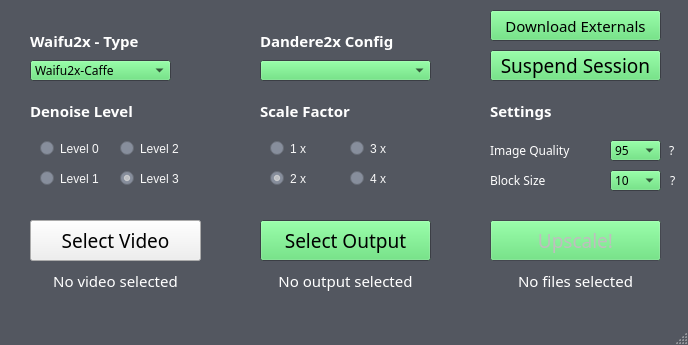
This is src/gui/Dandere2xGui.ui in akai-katto/dandere2x as Qt 5 draws it before an edit. The edited form follows.
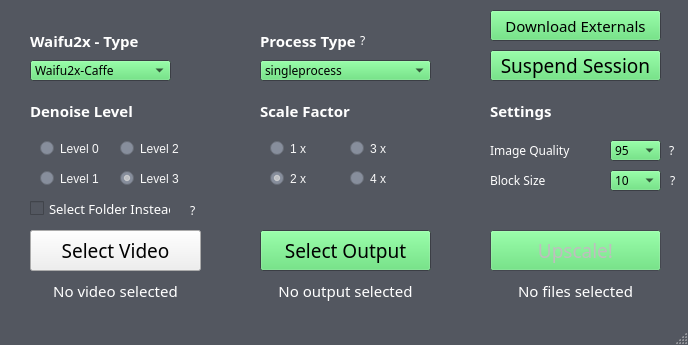
This is the edited form.

```diff
--- a/src/gui/Dandere2xGui.ui
+++ b/src/gui/Dandere2xGui.ui
@@ -49,6 +49,15 @@
                             </color>
                         </brush>
                     </colorrole>
+     <colorrole role="PlaceholderText">
+      <brush brushstyle="NoBrush">
+       <color alpha="128">
+        <red>255</red>
+        <green>255</green>
+        <blue>255</blue>
+       </color>
+      </brush>
+     </colorrole>
                 </active>
                 <inactive>
                     <colorrole role="Button">
@@ -87,6 +96,15 @@
                             </color>
                         </brush>
                     </colorrole>
+     <colorrole role="PlaceholderText">
+      <brush brushstyle="NoBrush">
+       <color alpha="128">
+        <red>255</red>
+        <green>255</green>
+        <blue>255</blue>
+       </color>
+      </brush>
+     </colorrole>
                 </inactive>
                 <disabled>
                     <colorrole role="Button">
@@ -125,6 +143,15 @@
                             </color>
                         </brush>
                     </colorrole>
+     <colorrole role="PlaceholderText">
+      <brush brushstyle="NoBrush">
+       <color alpha="128">
+        <red>255</red>
+        <green>255</green>
+        <blue>255</blue>
+       </color>
+      </brush>
+     </colorrole>
                 </disabled>
             </palette>
         </property>
@@ -142,7 +169,7 @@
                 <property name="geometry">
                     <rect>
                         <x>30</x>
-                        <y>220</y>
+      <y>230</y>
                         <width>171</width>
                         <height>41</height>
                     </rect>
@@ -203,7 +230,7 @@
                 <property name="geometry">
                     <rect>
                         <x>260</x>
-                        <y>220</y>
+      <y>230</y>
                         <width>171</width>
                         <height>41</height>
                     </rect>
@@ -262,7 +289,7 @@
                 <property name="geometry">
                     <rect>
                         <x>490</x>
-                        <y>220</y>
+      <y>230</y>
                         <width>171</width>
                         <height>41</height>
                     </rect>
@@ -318,7 +345,7 @@
                 <property name="geometry">
                     <rect>
                         <x>30</x>
-                        <y>270</y>
+      <y>280</y>
                         <width>171</width>
                         <height>21</height>
                     </rect>
@@ -353,6 +380,15 @@
                                     </color>
                                 </brush>
                             </colorrole>
+       <colorrole role="PlaceholderText">
+        <brush brushstyle="NoBrush">
+         <color alpha="128">
+          <red>255</red>
+          <green>255</green>
+          <blue>255</blue>
+         </color>
+        </brush>
+       </colorrole>
                         </active>
                         <inactive>
                             <colorrole role="WindowText">
@@ -382,6 +418,15 @@
                                     </color>
                                 </brush>
                             </colorrole>
+       <colorrole role="PlaceholderText">
+        <brush brushstyle="NoBrush">
+         <color alpha="128">
+          <red>255</red>
+          <green>255</green>
+          <blue>255</blue>
+         </color>
+        </brush>
+       </colorrole>
                         </inactive>
                         <disabled>
                             <colorrole role="WindowText">
@@ -411,6 +456,15 @@
                                     </color>
                                 </brush>
                             </colorrole>
+       <colorrole role="PlaceholderText">
+        <brush brushstyle="NoBrush">
+         <color alpha="128">
+          <red>255</red>
+          <green>255</green>
+          <blue>255</blue>
+         </color>
+        </brush>
+       </colorrole>
                         </disabled>
                     </palette>
                 </property>
@@ -433,7 +487,7 @@
                 <property name="geometry">
                     <rect>
                         <x>260</x>
-                        <y>270</y>
+      <y>280</y>
                         <width>171</width>
                         <height>21</height>
                     </rect>
@@ -468,6 +522,15 @@
                                     </color>
                                 </brush>
                             </colorrole>
+       <colorrole role="PlaceholderText">
+        <brush brushstyle="NoBrush">
+         <color alpha="128">
+          <red>255</red>
+          <green>255</green>
+          <blue>255</blue>
+         </color>
+        </brush>
+       </colorrole>
                         </active>
                         <inactive>
                             <colorrole role="WindowText">
@@ -497,6 +560,15 @@
                                     </color>
                                 </brush>
                             </colorrole>
+       <colorrole role="PlaceholderText">
+        <brush brushstyle="NoBrush">
+         <color alpha="128">
+          <red>255</red>
+          <green>255</green>
+          <blue>255</blue>
+         </color>
+        </brush>
+       </colorrole>
                         </inactive>
                         <disabled>
                             <colorrole role="WindowText">
@@ -526,6 +598,15 @@
                                     </color>
                                 </brush>
                             </colorrole>
+       <colorrole role="PlaceholderText">
+        <brush brushstyle="NoBrush">
+         <color alpha="128">
+          <red>255</red>
+          <green>255</green>
+          <blue>255</blue>
+         </color>
+        </brush>
+       </colorrole>
                         </disabled>
                     </palette>
                 </property>
@@ -2672,7 +2753,7 @@
                 <property name="geometry">
                     <rect>
                         <x>490</x>
-                        <y>260</y>
+      <y>270</y>
                         <width>171</width>
                         <height>41</height>
                     </rect>
@@ -2707,6 +2788,15 @@
                                     </color>
                                 </brush>
                             </colorrole>
+       <colorrole role="PlaceholderText">
+        <brush brushstyle="NoBrush">
+         <color alpha="128">
+          <red>255</red>
+          <green>255</green>
+          <blue>255</blue>
+         </color>
+        </brush>
+       </colorrole>
                         </active>
                         <inactive>
                             <colorrole role="WindowText">
@@ -2736,6 +2826,15 @@
                                     </color>
                                 </brush>
                             </colorrole>
+       <colorrole role="PlaceholderText">
+        <brush brushstyle="NoBrush">
+         <color alpha="128">
+          <red>255</red>
+          <green>255</green>
+          <blue>255</blue>
+         </color>
+        </brush>
+       </colorrole>
                         </inactive>
                         <disabled>
                             <colorrole role="WindowText">
@@ -2765,6 +2864,15 @@
                                     </color>
                                 </brush>
                             </colorrole>
+       <colorrole role="PlaceholderText">
+        <brush brushstyle="NoBrush">
+         <color alpha="128">
+          <red>255</red>
+          <green>255</green>
+          <blue>255</blue>
+         </color>
+        </brush>
+       </colorrole>
                         </disabled>
                     </palette>
                 </property>
@@ -2881,6 +2989,15 @@
                                     </color>
                                 </brush>
                             </colorrole>
+       <colorrole role="PlaceholderText">
+        <brush brushstyle="NoBrush">
+         <color alpha="128">
+          <red>255</red>
+          <green>255</green>
+          <blue>255</blue>
+         </color>
+        </brush>
+       </colorrole>
                         </active>
                         <inactive>
                             <colorrole role="WindowText">
@@ -2910,6 +3027,15 @@
                                     </color>
                                 </brush>
                             </colorrole>
+       <colorrole role="PlaceholderText">
+        <brush brushstyle="NoBrush">
+         <color alpha="128">
+          <red>255</red>
+          <green>255</green>
+          <blue>255</blue>
+         </color>
+        </brush>
+       </colorrole>
                         </inactive>
                         <disabled>
                             <colorrole role="WindowText">
@@ -2939,6 +3065,15 @@
                                     </color>
                                 </brush>
                             </colorrole>
+       <colorrole role="PlaceholderText">
+        <brush brushstyle="NoBrush">
+         <color alpha="128">
+          <red>255</red>
+          <green>255</green>
+          <blue>255</blue>
+         </color>
+        </brush>
+       </colorrole>
                         </disabled>
                     </palette>
                 </property>
@@ -2951,7 +3086,7 @@
                     </font>
                 </property>
                 <property name="text">
-                    <string>Dandere2x Config</string>
+     <string>Process Type</string>
                 </property>
             </widget>
             <widget class="QPushButton" name="download_externals_button">
@@ -3049,6 +3184,15 @@
                                     </color>
                                 </brush>
                             </colorrole>
+       <colorrole role="PlaceholderText">
+        <brush brushstyle="NoBrush">
+         <color alpha="128">
+          <red>0</red>
+          <green>0</green>
+          <blue>0</blue>
+         </color>
+        </brush>
+       </colorrole>
                         </active>
                         <inactive>
                             <colorrole role="Text">
@@ -3078,6 +3222,15 @@
                                     </color>
                                 </brush>
                             </colorrole>
+       <colorrole role="PlaceholderText">
+        <brush brushstyle="NoBrush">
+         <color alpha="128">
+          <red>0</red>
+          <green>0</green>
+          <blue>0</blue>
+         </color>
+        </brush>
+       </colorrole>
                         </inactive>
                         <disabled>
                             <colorrole role="Text">
@@ -3107,6 +3260,15 @@
                                     </color>
                                 </brush>
                             </colorrole>
+       <colorrole role="PlaceholderText">
+        <brush brushstyle="NoBrush">
+         <color alpha="128">
+          <red>0</red>
+          <green>0</green>
+          <blue>0</blue>
+         </color>
+        </brush>
+       </colorrole>
                         </disabled>
                     </palette>
                 </property>
@@ -3119,7 +3281,359 @@
                     </font>
                 </property>
                 <property name="currentText">
-                    <string/>
+     <string>singleprocess</string>
+    </property>
+    <item>
+     <property name="text">
+      <string>singleprocess</string>
+     </property>
+    </item>
+    <item>
+     <property name="text">
+      <string>multiprocess</string>
+     </property>
+    </item>
+   </widget>
+   <widget class="QLabel" name="quality_help_2">
+    <property name="geometry">
+     <rect>
+      <x>360</x>
+      <y>30</y>
+      <width>41</width>
+      <height>20</height>
+     </rect>
+    </property>
+    <property name="palette">
+     <palette>
+      <active>
+       <colorrole role="WindowText">
+        <brush brushstyle="SolidPattern">
+         <color alpha="255">
+          <red>255</red>
+          <green>255</green>
+          <blue>255</blue>
+         </color>
+        </brush>
+       </colorrole>
+       <colorrole role="Text">
+        <brush brushstyle="SolidPattern">
+         <color alpha="255">
+          <red>255</red>
+          <green>255</green>
+          <blue>255</blue>
+         </color>
+        </brush>
+       </colorrole>
+       <colorrole role="Base">
+        <brush brushstyle="SolidPattern">
+         <color alpha="255">
+          <red>88</red>
+          <green>78</green>
+          <blue>0</blue>
+         </color>
+        </brush>
+       </colorrole>
+       <colorrole role="PlaceholderText">
+        <brush brushstyle="NoBrush">
+         <color alpha="128">
+          <red>255</red>
+          <green>255</green>
+          <blue>255</blue>
+         </color>
+        </brush>
+       </colorrole>
+      </active>
+      <inactive>
+       <colorrole role="WindowText">
+        <brush brushstyle="SolidPattern">
+         <color alpha="255">
+          <red>255</red>
+          <green>255</green>
+          <blue>255</blue>
+         </color>
+        </brush>
+       </colorrole>
+       <colorrole role="Text">
+        <brush brushstyle="SolidPattern">
+         <color alpha="255">
+          <red>255</red>
+          <green>255</green>
+          <blue>255</blue>
+         </color>
+        </brush>
+       </colorrole>
+       <colorrole role="Base">
+        <brush brushstyle="SolidPattern">
+         <color alpha="255">
+          <red>88</red>
+          <green>78</green>
+          <blue>0</blue>
+         </color>
+        </brush>
+       </colorrole>
+       <colorrole role="PlaceholderText">
+        <brush brushstyle="NoBrush">
+         <color alpha="128">
+          <red>255</red>
+          <green>255</green>
+          <blue>255</blue>
+         </color>
+        </brush>
+       </colorrole>
+      </inactive>
+      <disabled>
+       <colorrole role="WindowText">
+        <brush brushstyle="SolidPattern">
+         <color alpha="255">
+          <red>120</red>
+          <green>120</green>
+          <blue>120</blue>
+         </color>
+        </brush>
+       </colorrole>
+       <colorrole role="Text">
+        <brush brushstyle="SolidPattern">
+         <color alpha="255">
+          <red>120</red>
+          <green>120</green>
+          <blue>120</blue>
+         </color>
+        </brush>
+       </colorrole>
+       <colorrole role="Base">
+        <brush brushstyle="SolidPattern">
+         <color alpha="255">
+          <red>72</red>
+          <green>58</green>
+          <blue>88</blue>
+         </color>
+        </brush>
+       </colorrole>
+       <colorrole role="PlaceholderText">
+        <brush brushstyle="NoBrush">
+         <color alpha="128">
+          <red>255</red>
+          <green>255</green>
+          <blue>255</blue>
+         </color>
+        </brush>
+       </colorrole>
+      </disabled>
+     </palette>
+    </property>
+    <property name="font">
+     <font>
+      <family>Yu Gothic UI Semilight</family>
+      <pointsize>9</pointsize>
+      <weight>50</weight>
+      <bold>false</bold>
+     </font>
+    </property>
+    <property name="toolTip">
+     <string>Multi-processing is highly experimental and consumes a lot of system resources.</string>
+    </property>
+    <property name="text">
+     <string>?</string>
+    </property>
+   </widget>
+   <widget class="QCheckBox" name="select_folder_instead_box">
+    <property name="geometry">
+     <rect>
+      <x>30</x>
+      <y>200</y>
+      <width>141</width>
+      <height>17</height>
+     </rect>
+    </property>
+    <property name="palette">
+     <palette>
+      <active>
+       <colorrole role="WindowText">
+        <brush brushstyle="SolidPattern">
+         <color alpha="255">
+          <red>255</red>
+          <green>255</green>
+          <blue>255</blue>
+         </color>
+        </brush>
+       </colorrole>
+      </active>
+      <inactive>
+       <colorrole role="WindowText">
+        <brush brushstyle="SolidPattern">
+         <color alpha="255">
+          <red>255</red>
+          <green>255</green>
+          <blue>255</blue>
+         </color>
+        </brush>
+       </colorrole>
+      </inactive>
+      <disabled>
+       <colorrole role="WindowText">
+        <brush brushstyle="SolidPattern">
+         <color alpha="255">
+          <red>120</red>
+          <green>120</green>
+          <blue>120</blue>
+         </color>
+        </brush>
+       </colorrole>
+      </disabled>
+     </palette>
+    </property>
+    <property name="font">
+     <font>
+      <family>Yu Gothic UI Light</family>
+      <pointsize>10</pointsize>
+      <weight>50</weight>
+      <bold>false</bold>
+     </font>
+    </property>
+    <property name="text">
+     <string>Select Folder Instead</string>
+    </property>
+   </widget>
+   <widget class="QLabel" name="select_folder_tip">
+    <property name="geometry">
+     <rect>
+      <x>190</x>
+      <y>200</y>
+      <width>16</width>
+      <height>20</height>
+     </rect>
+    </property>
+    <property name="palette">
+     <palette>
+      <active>
+       <colorrole role="WindowText">
+        <brush brushstyle="SolidPattern">
+         <color alpha="255">
+          <red>255</red>
+          <green>255</green>
+          <blue>255</blue>
+         </color>
+        </brush>
+       </colorrole>
+       <colorrole role="Text">
+        <brush brushstyle="SolidPattern">
+         <color alpha="255">
+          <red>255</red>
+          <green>255</green>
+          <blue>255</blue>
+         </color>
+        </brush>
+       </colorrole>
+       <colorrole role="Base">
+        <brush brushstyle="SolidPattern">
+         <color alpha="255">
+          <red>88</red>
+          <green>78</green>
+          <blue>0</blue>
+         </color>
+        </brush>
+       </colorrole>
+       <colorrole role="PlaceholderText">
+        <brush brushstyle="NoBrush">
+         <color alpha="128">
+          <red>255</red>
+          <green>255</green>
+          <blue>255</blue>
+         </color>
+        </brush>
+       </colorrole>
+      </active>
+      <inactive>
+       <colorrole role="WindowText">
+        <brush brushstyle="SolidPattern">
+         <color alpha="255">
+          <red>255</red>
+          <green>255</green>
+          <blue>255</blue>
+         </color>
+        </brush>
+       </colorrole>
+       <colorrole role="Text">
+        <brush brushstyle="SolidPattern">
+         <color alpha="255">
+          <red>255</red>
+          <green>255</green>
+          <blue>255</blue>
+         </color>
+        </brush>
+       </colorrole>
+       <colorrole role="Base">
+        <brush brushstyle="SolidPattern">
+         <color alpha="255">
+          <red>88</red>
+          <green>78</green>
+          <blue>0</blue>
+         </color>
+        </brush>
+       </colorrole>
+       <colorrole role="PlaceholderText">
+        <brush brushstyle="NoBrush">
+         <color alpha="128">
+          <red>255</red>
+          <green>255</green>
+          <blue>255</blue>
+         </color>
+        </brush>
+       </colorrole>
+      </inactive>
+      <disabled>
+       <colorrole role="WindowText">
+        <brush brushstyle="SolidPattern">
+         <color alpha="255">
+          <red>120</red>
+          <green>120</green>
+          <blue>120</blue>
+         </color>
+        </brush>
+       </colorrole>
+       <colorrole role="Text">
+        <brush brushstyle="SolidPattern">
+         <color alpha="255">
+          <red>120</red>
+          <green>120</green>
+          <blue>120</blue>
+         </color>
+        </brush>
+       </colorrole>
+       <colorrole role="Base">
+        <brush brushstyle="SolidPattern">
+         <color alpha="255">
+          <red>72</red>
+          <green>58</green>
+          <blue>88</blue>
+         </color>
+        </brush>
+       </colorrole>
+       <colorrole role="PlaceholderText">
+        <brush brushstyle="NoBrush">
+         <color alpha="128">
+          <red>255</red>
+          <green>255</green>
+          <blue>255</blue>
+         </color>
+        </brush>
+       </colorrole>
+      </disabled>
+     </palette>
+    </property>
+    <property name="font">
+     <font>
+      <family>Yu Gothic UI Semilight</family>
+      <pointsize>9</pointsize>
+      <weight>50</weight>
+      <bold>false</bold>
+     </font>
+    </property>
+    <property name="toolTip">
+     <string>Will upscale every file in the selected video's folder, and will treat the output file as an output folder. Use this when you want to upscale every file in a folder. Does not check if files are video's are not. </string>
+    </property>
+    <property name="text">
+     <string>?</string>
                 </property>
             </widget>
         </widget>
```
Left out of the diff: 337 changed lines with no effect on the pictures. Lines whose indentation alone changed are shown as unchanged.
